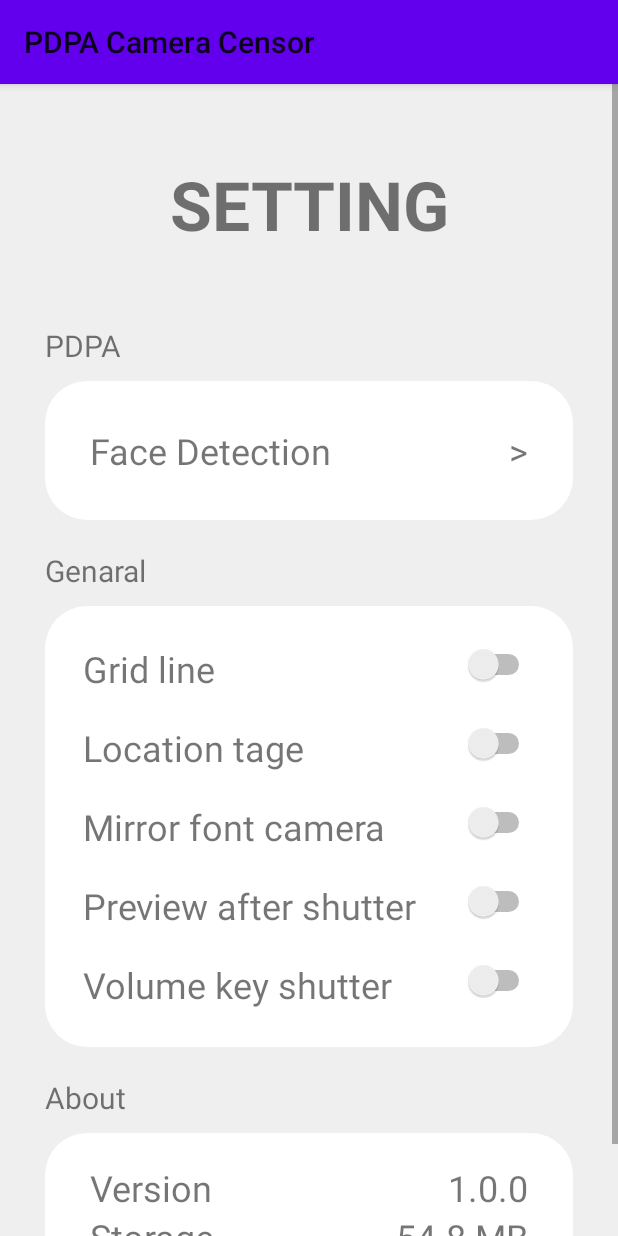
After one commit to 63015163KMITL/PDPA_Camera_2022, an Android app: the SettingActivity screen opened directly, with no data from a screen before it, on a phone screen of 412 x 824 dp. The commit adds this screen. Run offline under Robolectric (Android 15) with nearby library versions, the phone set to English and light mode, and no system bars; libraries missing offline, so code that uses them is left out: androidx.camera.core, androidx.camera.lifecycle, androidx.camera.view.

Commit message:
Add : Setting Function

```diff
--- a/app/build.gradle
+++ b/app/build.gradle
@@ -26,6 +26,9 @@ android {
         targetCompatibility JavaVersion.VERSION_1_8
     }
     namespace 'com.cekmitl.pdpacameracensor'
+    buildFeatures {
+        viewBinding true
+    }
 
 }
 
@@ -34,6 +37,8 @@ dependencies {
     implementation 'androidx.appcompat:appcompat:1.4.2'
     implementation 'com.google.android.material:material:1.6.1'
     implementation 'androidx.constraintlayout:constraintlayout:2.1.4'
+    implementation 'androidx.navigation:navigation-fragment:2.4.1'
+    implementation 'androidx.navigation:navigation-ui:2.4.1'
     testImplementation 'junit:junit:4.13.2'
     androidTestImplementation 'androidx.test.ext:junit:1.1.3'
     androidTestImplementation 'androidx.test.espresso:espresso-core:3.4.0'
--- a/app/src/main/java/com/cekmitl/pdpacameracensor/MainActivity.java
+++ b/app/src/main/java/com/cekmitl/pdpacameracensor/MainActivity.java
@@ -123,6 +123,9 @@ public class MainActivity extends AppCompatActivity implements ImageAnalysis.Ana
         btnChangResol = findViewById(R.id.change_resolution);
         btnChangResol.setBackgroundResource(R.drawable.ic_resol_4_3);
         statRecord = false;                                                 //bRecord = findViewById(R.id.bRecord);
+
+        ImageButton setting_button = (ImageButton) findViewById(R.id.setting_button);
+        setting_button.setOnClickListener(this);
 
         bCapture.setOnClickListener(this);
         bCapture.setOnLongClickListener(this);
@@ -253,6 +256,10 @@ public class MainActivity extends AppCompatActivity implements ImageAnalysis.Ana
                     slideView2(top_center, top_center.getLayoutParams().height, 100,top_center.getLayoutParams().width, 220);
                     state_pdpd = 0;
                 }
+                break;
+            case R.id.setting_button:
+                Intent settingActivityIntent = new Intent(MainActivity.this, SettingActivity.class);
+                MainActivity.this.startActivity(settingActivityIntent);
                 break;
         }
     }
--- /dev/null
+++ b/app/src/main/java/com/cekmitl/pdpacameracensor/SettingActivity.java
@@ -0,0 +1,14 @@
+package com.cekmitl.pdpacameracensor;
+
+import androidx.appcompat.app.AppCompatActivity;
+
+import android.os.Bundle;
+
+public class SettingActivity extends AppCompatActivity {
+
+    @Override
+    protected void onCreate(Bundle savedInstanceState) {
+        super.onCreate(savedInstanceState);
+        setContentView(R.layout.activity_setting2);
+    }
+}
--- /dev/null
+++ b/app/src/main/res/layout/activity_setting2.xml
@@ -0,0 +1,335 @@
+<?xml version="1.0" encoding="utf-8"?>
+<LinearLayout xmlns:android="http://schemas.android.com/apk/res/android"
+    xmlns:app="http://schemas.android.com/apk/res-auto"
+    xmlns:tools="http://schemas.android.com/tools"
+    android:layout_width="match_parent"
+    android:layout_height="match_parent"
+    android:background="#EFEFEF"
+    android:orientation="vertical"
+    tools:context=".SettingActivity">
+
+    <ScrollView
+        android:layout_width="match_parent"
+        android:layout_height="match_parent">
+
+        <LinearLayout
+            android:orientation="vertical"
+            android:paddingBottom="30dp"
+            android:layout_width="match_parent"
+            android:layout_height="wrap_content">
+
+            <TextView
+                android:layout_width="match_parent"
+                android:layout_height="wrap_content"
+                android:gravity="center"
+                android:paddingTop="50dp"
+                android:paddingBottom="50dp"
+                android:text="SETTING"
+                android:textSize="45dp"
+                android:textStyle="bold" />
+
+            <LinearLayout
+                android:layout_width="match_parent"
+                android:layout_height="wrap_content"
+                android:layout_marginLeft="30dp"
+                android:layout_marginRight="30dp"
+                android:orientation="vertical">
+
+                <TextView
+                    android:layout_width="match_parent"
+                    android:layout_height="wrap_content"
+                    android:layout_alignParentLeft="true"
+                    android:layout_marginBottom="10dp"
+                    android:text="PDPA"
+                    android:textSize="20dp" />
+
+                <LinearLayout
+                    android:layout_width="match_parent"
+                    android:layout_height="wrap_content"
+                    android:background="@drawable/bg_round_white"
+                    android:orientation="vertical"
+                    android:padding="30dp">
+
+                    <LinearLayout
+                        android:layout_width="match_parent"
+                        android:layout_height="wrap_content"
+                        android:orientation="vertical">
+
+                        <RelativeLayout
+                            android:layout_width="match_parent"
+                            android:layout_height="wrap_content">
+
+                            <TextView
+                                android:layout_width="match_parent"
+                                android:layout_height="wrap_content"
+                                android:layout_alignParentLeft="true"
+                                android:text="Face Detection"
+                                android:textSize="24dp" />
+
+                            <TextView
+                                android:layout_width="wrap_content"
+                                android:layout_height="wrap_content"
+                                android:layout_alignParentRight="true"
+                                android:text=">"
+                                android:textSize="24dp" />
+
+                        </RelativeLayout>
+
+                    </LinearLayout>
+
+
+                </LinearLayout>
+
+
+            </LinearLayout>
+
+            <LinearLayout
+                android:layout_width="match_parent"
+                android:layout_height="wrap_content"
+                android:layout_marginLeft="30dp"
+                android:layout_marginRight="30dp"
+                android:orientation="vertical">
+
+                <TextView
+                    android:layout_width="match_parent"
+                    android:layout_height="wrap_content"
+                    android:layout_alignParentLeft="true"
+                    android:layout_marginTop="20dp"
+                    android:layout_marginBottom="10dp"
+                    android:text="Genaral"
+                    android:textSize="20dp" />
+
+                <LinearLayout
+                    android:layout_width="match_parent"
+                    android:layout_height="wrap_content"
+                    android:background="@drawable/bg_round_white"
+                    android:orientation="vertical"
+                    android:padding="25dp">
+
+                    <LinearLayout
+                        android:layout_width="match_parent"
+                        android:layout_height="wrap_content"
+                        android:orientation="vertical">
+
+                        <RelativeLayout
+                            android:layout_width="match_parent"
+                            android:layout_height="wrap_content">
+
+                            <TextView
+                                android:layout_width="match_parent"
+                                android:layout_height="wrap_content"
+                                android:layout_alignParentLeft="true"
+                                android:text="Grid line"
+                                android:textSize="24dp" />
+
+                            <Switch
+                                android:layout_width="wrap_content"
+                                android:layout_height="wrap_content"
+                                android:layout_alignParentRight="true" />
+
+                        </RelativeLayout>
+
+                    </LinearLayout>
+
+                    <LinearLayout
+                        android:layout_width="match_parent"
+                        android:layout_height="wrap_content"
+                        android:layout_marginTop="20dp"
+                        android:orientation="vertical">
+
+                        <RelativeLayout
+                            android:layout_width="match_parent"
+                            android:layout_height="wrap_content">
+
+                            <TextView
+                                android:layout_width="match_parent"
+                                android:layout_height="wrap_content"
+                                android:layout_alignParentLeft="true"
+                                android:layout_marginLeft="0dp"
+                                android:text="Location tage"
+                                android:textSize="24dp" />
+
+                            <Switch
+                                android:layout_width="wrap_content"
+                                android:layout_height="wrap_content"
+                                android:layout_alignParentRight="true" />
+
+                        </RelativeLayout>
+
+                    </LinearLayout>
+
+                    <LinearLayout
+                        android:layout_width="match_parent"
+                        android:layout_height="wrap_content"
+                        android:layout_marginTop="20dp"
+                        android:orientation="vertical">
+
+                        <RelativeLayout
+                            android:layout_width="match_parent"
+                            android:layout_height="wrap_content">
+
+                            <TextView
+                                android:layout_width="match_parent"
+                                android:layout_height="wrap_content"
+                                android:layout_alignParentLeft="true"
+                                android:text="Mirror font camera"
+                                android:textSize="24dp" />
+
+                            <Switch
+                                android:layout_width="wrap_content"
+                                android:layout_height="wrap_content"
+                                android:layout_alignParentRight="true" />
+
+                        </RelativeLayout>
+
+                    </LinearLayout>
+
+                    <LinearLayout
+                        android:layout_width="match_parent"
+                        android:layout_height="wrap_content"
+                        android:layout_marginTop="20dp"
+                        android:orientation="vertical">
+
+                        <RelativeLayout
+                            android:layout_width="match_parent"
+                            android:layout_height="wrap_content">
+
+                            <TextView
+                                android:layout_width="match_parent"
+                                android:layout_height="wrap_content"
+                                android:layout_alignParentLeft="true"
+                                android:text="Preview after shutter"
+                                android:textSize="24dp" />
+
+                            <Switch
+                                android:layout_width="wrap_content"
+                                android:layout_height="wrap_content"
+                                android:layout_alignParentRight="true" />
+
+                        </RelativeLayout>
+
+                    </LinearLayout>
+
+                    <LinearLayout
+                        android:layout_width="match_parent"
+                        android:layout_height="wrap_content"
+                        android:layout_marginTop="20dp"
+                        android:orientation="vertical">
+
+                        <RelativeLayout
+                            android:layout_width="match_parent"
+                            android:layout_height="wrap_content">
+
+                            <TextView
+                                android:layout_width="match_parent"
+                                android:layout_height="wrap_content"
+                                android:layout_alignParentLeft="true"
+                                android:text="Volume key shutter"
+                                android:textSize="24dp" />
+
+                            <Switch
+                                android:layout_width="wrap_content"
+                                android:layout_height="wrap_content"
+                                android:layout_alignParentRight="true" />
+
+                        </RelativeLayout>
+
+                    </LinearLayout>
+
+
+                </LinearLayout>
+
+
+            </LinearLayout>
+
+            <LinearLayout
+                android:layout_width="match_parent"
+                android:layout_height="wrap_content"
+                android:layout_marginLeft="30dp"
+                android:layout_marginRight="30dp"
+                android:orientation="vertical">
+
+                <TextView
+                    android:layout_width="match_parent"
+                    android:layout_height="wrap_content"
+                    android:layout_alignParentLeft="true"
+                    android:layout_marginTop="20dp"
+                    android:layout_marginBottom="10dp"
+                    android:text="About"
+                    android:textSize="20dp" />
+
+                <LinearLayout
+                    android:layout_width="match_parent"
+                    android:layout_height="wrap_content"
+                    android:background="@drawable/bg_round_white"
+                    android:orientation="vertical"
+                    android:paddingLeft="30dp"
+                    android:paddingTop="20dp"
+                    android:paddingRight="30dp"
+                    android:paddingBottom="20dp">
+
+                    <LinearLayout
+                        android:layout_width="match_parent"
+                        android:layout_height="wrap_content"
+                        android:orientation="vertical">
+
+                        <RelativeLayout
+                            android:layout_width="match_parent"
+                            android:layout_height="wrap_content">
+
+                            <TextView
+                                android:layout_width="match_parent"
+                                android:layout_height="wrap_content"
+                                android:layout_alignParentLeft="true"
+                                android:text="Version"
+                                android:textSize="24dp" />
+
+                            <TextView
+                                android:layout_width="wrap_content"
+                                android:layout_height="wrap_content"
+                                android:layout_alignParentRight="true"
+                                android:text="1.0.0"
+                                android:textSize="24dp" />
+
+                        </RelativeLayout>
+
+                    </LinearLayout>
+
+                    <LinearLayout
+                        android:layout_width="match_parent"
+                        android:layout_height="wrap_content"
+                        android:orientation="vertical">
+
+                        <RelativeLayout
+                            android:layout_width="match_parent"
+                            android:layout_height="wrap_content">
+
+                            <TextView
+                                android:layout_width="match_parent"
+                                android:layout_height="wrap_content"
+                                android:layout_alignParentLeft="true"
+                                android:text="Storage"
+                                android:textSize="24dp" />
+
+                            <TextView
+                                android:layout_width="wrap_content"
+                                android:layout_height="wrap_content"
+                                android:layout_alignParentRight="true"
+                                android:text="54.8 MB"
+                                android:textSize="24dp" />
+
+                        </RelativeLayout>
+
+                    </LinearLayout>
+
+
+                </LinearLayout>
+
+
+            </LinearLayout>
+
+        </LinearLayout>
+
+    </ScrollView>
+
+</LinearLayout>
--- a/app/src/main/res/layout/new_preview.xml
+++ b/app/src/main/res/layout/new_preview.xml
@@ -92,6 +92,7 @@
                     android:scaleType="fitCenter" />
 
                 <ImageButton
+                    android:id="@+id/setting_button"
                     android:layout_width="30dp"
                     android:layout_height="30dp"
                     android:layout_centerHorizontal="true"
@@ -102,7 +103,7 @@
                     android:layout_marginBottom="5dp"
                     android:background="#00000000"
                     android:scaleType="fitCenter"
-                    android:src="@android:drawable/ic_menu_help" />
+                    android:src="@android:drawable/ic_dialog_alert" />
 
 
                 <LinearLayout
--- /dev/null
+++ b/app/src/main/res/navigation/nav_graph.xml
@@ -0,0 +1,28 @@
+<?xml version="1.0" encoding="utf-8"?>
+<navigation xmlns:android="http://schemas.android.com/apk/res/android"
+    xmlns:app="http://schemas.android.com/apk/res-auto"
+    xmlns:tools="http://schemas.android.com/tools"
+    android:id="@+id/nav_graph"
+    app:startDestination="@id/FirstFragment">
+
+    <fragment
+        android:id="@+id/FirstFragment"
+        android:name="com.cekmitl.pdpacameracensor.FirstFragment"
+        android:label="@string/first_fragment_label"
+        tools:layout="@layout/fragment_first">
+
+        <action
+            android:id="@+id/action_FirstFragment_to_SecondFragment"
+            app:destination="@id/SecondFragment" />
+    </fragment>
+    <fragment
+        android:id="@+id/SecondFragment"
+        android:name="com.cekmitl.pdpacameracensor.SecondFragment"
+        android:label="@string/second_fragment_label"
+        tools:layout="@layout/fragment_second">
+
+        <action
+            android:id="@+id/action_SecondFragment_to_FirstFragment"
+            app:destination="@id/FirstFragment" />
+    </fragment>
+</navigation>
--- /dev/null
+++ b/app/src/main/res/values-land/dimens.xml
@@ -0,0 +1,3 @@
+<resources>
+    <dimen name="fab_margin">48dp</dimen>
+</resources>
--- /dev/null
+++ b/app/src/main/res/values-w1240dp/dimens.xml
@@ -0,0 +1,3 @@
+<resources>
+    <dimen name="fab_margin">200dp</dimen>
+</resources>
--- /dev/null
+++ b/app/src/main/res/values-w600dp/dimens.xml
@@ -0,0 +1,3 @@
+<resources>
+    <dimen name="fab_margin">48dp</dimen>
+</resources>
--- /dev/null
+++ b/app/src/main/res/values/dimens.xml
@@ -0,0 +1,3 @@
+<resources>
+    <dimen name="fab_margin">16dp</dimen>
+</resources>
--- a/app/src/main/res/values/strings.xml
+++ b/app/src/main/res/values/strings.xml
@@ -1,3 +1,12 @@
 <resources>
     <string name="app_name">PDPA Camera Censor</string>
+    <string name="title_activity_setting">SettingActivity</string>
+    <!-- Strings used for fragments for navigation -->
+    <string name="first_fragment_label">First Fragment</string>
+    <string name="second_fragment_label">Second Fragment</string>
+    <string name="next">Next</string>
+    <string name="previous">Previous</string>
+
+    <string name="hello_first_fragment">Hello first fragment</string>
+    <string name="hello_second_fragment">Hello second fragment. Arg: %1$s</string>
 </resources>
--- a/app/src/main/res/values/themes.xml
+++ b/app/src/main/res/values/themes.xml
@@ -20,4 +20,13 @@
         <item name="android:windowEnterAnimation">@android:anim/fade_in</item>
         <item name="android:windowExitAnimation">@android:anim/fade_out</item>
     </style>
+
+    <style name="Theme.PDPACameraCensor.NoActionBar">
+        <item name="windowActionBar">false</item>
+        <item name="windowNoTitle">true</item>
+    </style>
+
+    <style name="Theme.PDPACameraCensor.AppBarOverlay" parent="ThemeOverlay.AppCompat.Dark.ActionBar" />
+
+    <style name="Theme.PDPACameraCensor.PopupOverlay" parent="ThemeOverlay.AppCompat.Light" />
 </resources>
```
Also changed, not shown: app/src/main/AndroidManifest.xml (+12 -5 lines).
